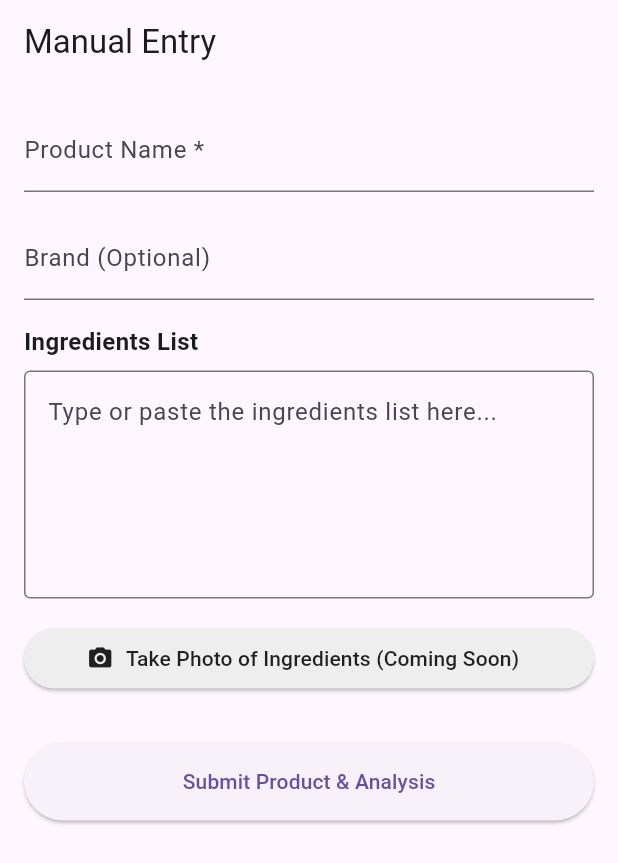
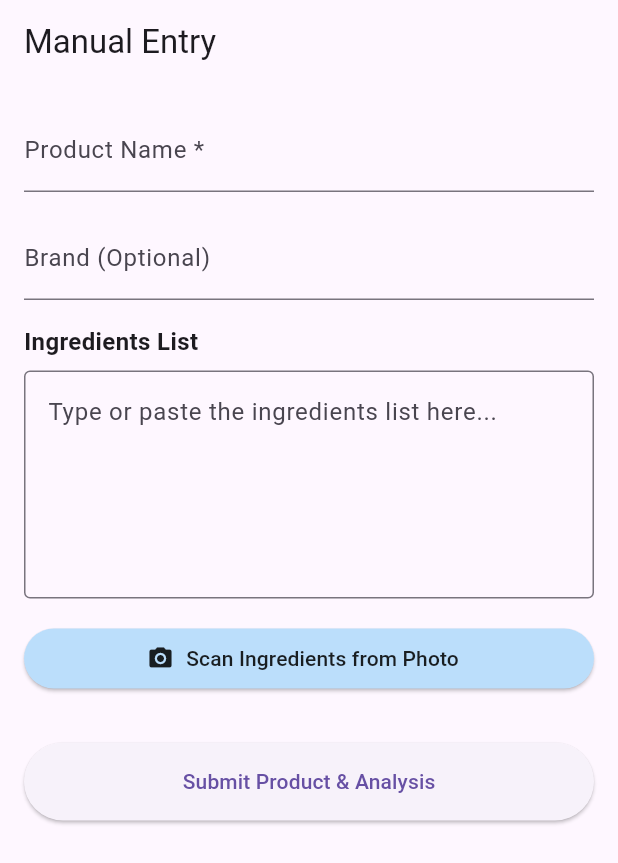
Before and after one commit to fuzzfizz/app_pure_check, a Flutter app: the ManualEntryScreen screen opened by its route, on a phone screen of 412 x 824 dp. Shown: the top 863 px of the screen. Run offline on Flutter 3.47's test engine with Material 3 defaults, Android fonts, the phone set to English and light mode, and no system bars; our stand-ins replace flutter_dotenv, flutter_riverpod, go_router, image_picker, supabase_flutter; missing offline and left inert: mobile_scanner; accounts and stored records are empty.

```diff
--- a/lib/screens/manual_entry_screen.dart
+++ b/lib/screens/manual_entry_screen.dart
@@ -1,7 +1,11 @@
 import 'package:flutter/material.dart';
 import 'package:flutter_riverpod/flutter_riverpod.dart';
 import 'package:go_router/go_router.dart';
+import 'package:image_picker/image_picker.dart';
+import 'dart:convert';
+import 'dart:io';
 import '../controllers/manual_entry_controller.dart';
+import '../services/analysis_service.dart';
 import '../models/master_product.dart';
 
 class ManualEntryScreen extends ConsumerStatefulWidget {
@@ -16,11 +20,13 @@ class _ManualEntryScreenState extends ConsumerState<ManualEntryScreen> {
   final _nameController = TextEditingController();
   final _brandController = TextEditingController();
   final _ingredientsController = TextEditingController();
+  final ImagePicker _picker = ImagePicker();
 
   String? _barcode;
   MasterProduct? _product;
   bool _isReview = false;
   bool _isVerification = false;
+  bool _isOcrProcessing = false;
 
   @override
   void initState() {
@@ -31,8 +37,13 @@ class _ManualEntryScreenState extends ConsumerState<ManualEntryScreen> {
       _isReview = widget.extraData!['is_review'] ?? false;
       _isVerification = widget.extraData!['is_verification'] ?? false;
 
-      final prefilledData =
-          widget.extraData!['prefilledData'] as Map<String, dynamic>?;
+      final prefilledData = widget.extraData!['prefilledData'] as Map<String, dynamic>?;
+
+      print('DEBUG: ManualEntryScreen initialized');
+      print('DEBUG: barcode: $_barcode');
+      print('DEBUG: isVerification: $_isVerification');
+      print('DEBUG: isReview: $_isReview');
+      print('DEBUG: prefilledData: $prefilledData');
 
       if (_product != null) {
         _nameController.text = _product!.productName;
@@ -42,6 +53,26 @@ class _ManualEntryScreenState extends ConsumerState<ManualEntryScreen> {
         _brandController.text = prefilledData['brand'] ?? '';
         _ingredientsController.text = prefilledData['ingredientsText'] ?? '';
       }
+    }
+  }
+
+  Future<void> _runOcr() async {
+    final XFile? image = await _picker.pickImage(source: ImageSource.camera);
+    if (image == null) return;
+
+    setState(() => _isOcrProcessing = true);
+
+    try {
+      final bytes = await File(image.path).readAsBytes();
+      final base64Image = base64Encode(bytes);
+      final ingredients = await ref.read(analysisServiceProvider).extractIngredientsFromImage(base64Image);
+
+      _ingredientsController.text = ingredients.join(', ');
+      ScaffoldMessenger.of(context).showSnackBar(const SnackBar(content: Text('Ingredients extracted!')));
+    } catch (e) {
+      ScaffoldMessenger.of(context).showSnackBar(SnackBar(content: Text('OCR Error: $e')));
+    } finally {
+      setState(() => _isOcrProcessing = false);
     }
   }
 
@@ -110,9 +141,14 @@ class _ManualEntryScreenState extends ConsumerState<ManualEntryScreen> {
 
     final state = ref.watch(manualEntryControllerProvider);
 
+    // Determine title and warning message
+    final String appBarTitle = _isReview
+        ? 'Confirm Product'
+        : (_barcode != null && !_isVerification ? 'Barcode Not Found' : 'Manual Entry');
+
     return Scaffold(
       appBar: AppBar(
-        title: Text(_isReview ? 'Confirm Details' : 'Manual Entry'),
+        title: Text(appBarTitle),
       ),
       body: SingleChildScrollView(
         padding: const EdgeInsets.all(16.0),
@@ -121,16 +157,29 @@ class _ManualEntryScreenState extends ConsumerState<ManualEntryScreen> {
           children: [
             if (_barcode != null && !_isReview)
               Container(
-                padding: const EdgeInsets.all(8),
+                padding: const EdgeInsets.all(16),
                 margin: const EdgeInsets.only(bottom: 16),
-                color: _isVerification
-                    ? Colors.green.shade100
-                    : Colors.amber.shade100,
+                decoration: BoxDecoration(
+                  color: _isVerification ? Colors.green.shade100 : Colors.red.shade50,
+                  border: Border.all(color: _isVerification ? Colors.green : Colors.red),
+                  borderRadius: BorderRadius.circular(8),
+                ),
+                child: Row(
+                  children: [
+                    Icon(
+                      _isVerification ? Icons.check_circle : Icons.warning_amber_rounded,
+                      color: _isVerification ? Colors.green : Colors.red,
+                    ),
+                    const SizedBox(width: 12),
+                    Expanded(
                       child: Text(
                         _isVerification
                             ? 'Product found in global database! Please verify the details below.'
-                      : 'Barcode not found. Please enter the details manually and provide the ingredients to help verify this product!',
-                  style: const TextStyle(color: Colors.black87),
+                            : 'This barcode is not in our database. Please enter details manually.',
+                        style: const TextStyle(color: Colors.black87, fontWeight: FontWeight.bold),
+                      ),
+                    ),
+                  ],
                 ),
               ),
             if (_barcode != null)
@@ -172,19 +221,14 @@ class _ManualEntryScreenState extends ConsumerState<ManualEntryScreen> {
                 maxLines: 5,
               ),
               const SizedBox(height: 16),
-              ElevatedButton.icon(
-                onPressed: () {
-                  // Future Phase: Take photo and run OCR
-                  ScaffoldMessenger.of(context).showSnackBar(
-                    const SnackBar(
-                      content: Text('OCR feature coming in future update.'),
-                    ),
-                  );
-                },
+              _isOcrProcessing
+                  ? const Center(child: CircularProgressIndicator())
+                  : ElevatedButton.icon(
+                      onPressed: _runOcr,
                       icon: const Icon(Icons.camera_alt),
-                label: const Text('Take Photo of Ingredients (Coming Soon)'),
+                      label: const Text('Scan Ingredients from Photo'),
                       style: ElevatedButton.styleFrom(
-                  backgroundColor: Colors.grey.shade200,
+                        backgroundColor: Colors.blue.shade100,
                         foregroundColor: Colors.black87,
                       ),
                     ),
```
Lines whose indentation alone changed are shown as unchanged.
